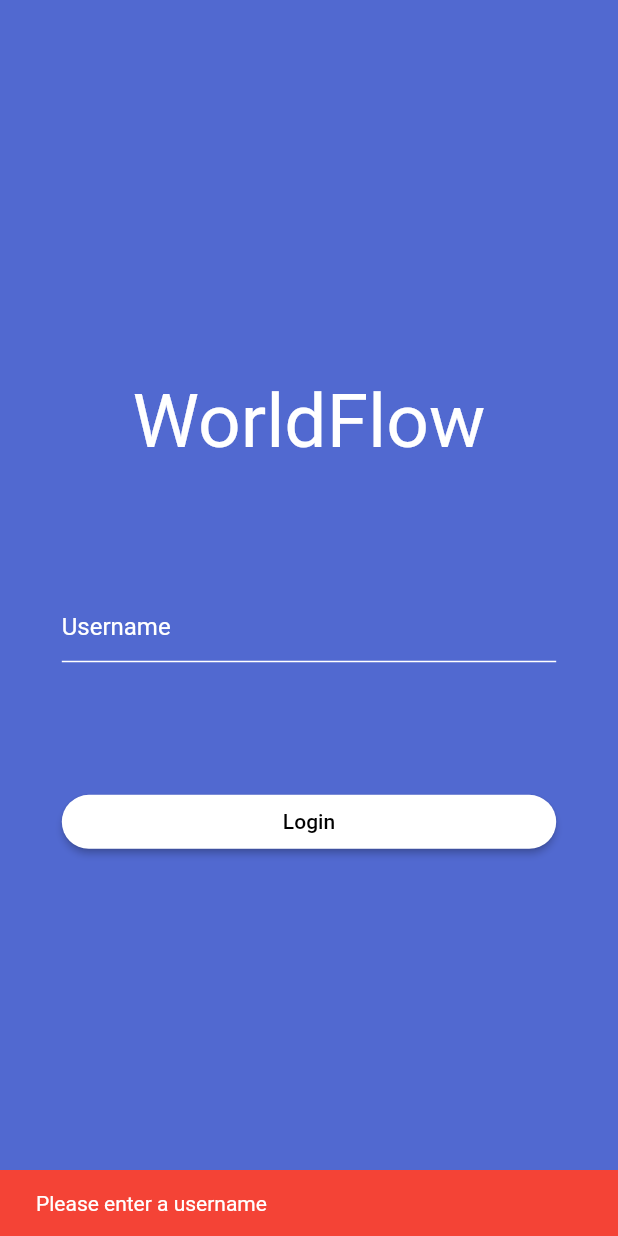
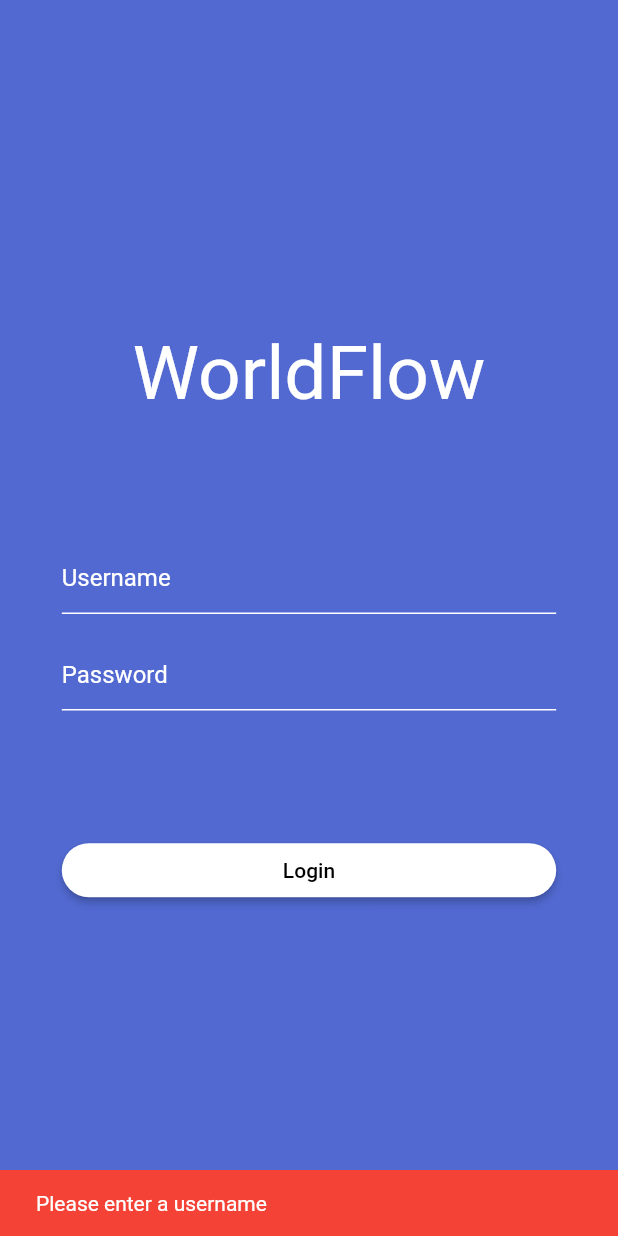
Before and after one commit to Ozgur-Ulusoy/NodeJS, a Flutter app: the screen it shows after launch, after a tap on "Login", on a phone screen of 412 x 824 dp. Run offline on Flutter 3.47's test engine with Material 2 defaults, Android fonts, the phone set to English and light mode, and no system bars; our stand-ins replace dio, local_auth.

Commit message:
internet manager init

```diff
--- /dev/null
+++ b/Frontend/worldflow/lib/Data/Models/user.dart
@@ -0,0 +1,19 @@
+class User {
+  String id;
+  String username;
+  String token;
+
+  User({
+    required this.id,
+    required this.username,
+    required this.token,
+  });
+
+  factory User.fromJson(Map<String, dynamic> json) {
+    return User(
+      id: json['_id'],
+      username: json['username'],
+      token: json['token'],
+    );
+  }
+}
--- /dev/null
+++ b/Frontend/worldflow/lib/InternetManager.dart
@@ -0,0 +1,52 @@
+import 'package:dio/dio.dart';
+import 'package:worldflow/Data/Models/user.dart';
+
+class InternetManager {
+  // make a singleton
+  static final InternetManager _instance = InternetManager._internal();
+  factory InternetManager() => _instance;
+  InternetManager._internal();
+  static final Dio dio = Dio();
+
+  static const String _baseUrl = 'http://10.0.2.2:3000/api/';
+  static const String _authUrl = '${_baseUrl}auth/';
+
+  static Future<User?> login(String username, String password) async {
+    String url = '${_authUrl}login';
+
+    try {
+      Response response = await dio.post(
+        url,
+        options: Options(
+          headers: {
+            'Content-Type': 'application/json',
+            'username': username,
+            'password': password,
+          },
+        ),
+      );
+      return User.fromJson(response.data['user']);
+    } catch (e) {
+      return null;
+    }
+  }
+
+  static Future<bool> logout(String token) async {
+    String url = '${_authUrl}logout';
+
+    try {
+      Response response = await dio.post(
+        url,
+        options: Options(
+          headers: {
+            'Content-Type': 'application/json',
+            'token': token,
+          },
+        ),
+      );
+      return response.data['success'];
+    } catch (e) {
+      return false;
+    }
+  }
+}
--- a/Frontend/worldflow/lib/Screens/loginPage.dart
+++ b/Frontend/worldflow/lib/Screens/loginPage.dart
@@ -1,6 +1,9 @@
 import 'package:flutter/material.dart';
 import 'package:local_auth/local_auth.dart';
 import 'package:worldflow/Data/screenUtil.dart';
+import 'package:worldflow/InternetManager.dart';
+
+import '../Data/Models/user.dart';
 
 class LoginPage extends StatefulWidget {
   const LoginPage({super.key});
@@ -11,6 +14,7 @@ class LoginPage extends StatefulWidget {
 
 class _LoginPageState extends State<LoginPage> {
   final TextEditingController _usernameController = TextEditingController();
+  final TextEditingController _passwordController = TextEditingController();
 
   // Auth
   final LocalAuthentication auth = LocalAuthentication();
@@ -59,6 +63,35 @@ class _LoginPageState extends State<LoginPage> {
                   ),
                 ),
               ),
+              SizedBox(height: ScreenUtil.height * 0.02),
+              // create a text field for password
+              SizedBox(
+                width: ScreenUtil.width * 0.8,
+                child: TextField(
+                  controller: _passwordController,
+                  obscureText: true,
+                  decoration: const InputDecoration(
+                    hintText: 'Password',
+                    hintStyle: TextStyle(
+                      color: Colors.white,
+                    ),
+                    enabledBorder: UnderlineInputBorder(
+                      borderSide: BorderSide(
+                        color: Colors.white,
+                      ),
+                    ),
+                    focusedBorder: UnderlineInputBorder(
+                      borderSide: BorderSide(
+                        color: Colors.white,
+                      ),
+                    ),
+                  ),
+                  style: const TextStyle(
+                    color: Colors.white,
+                  ),
+                ),
+              ),
+
               SizedBox(height: ScreenUtil.height * 0.1),
               // LOGIN BUTTON HERE
               SizedBox(
@@ -68,7 +101,8 @@ class _LoginPageState extends State<LoginPage> {
                     // final response = await BiometricStorage().canAuthenticate();
                     // print(response);
 
-                    // return;
+                    // login
+
                     if (_usernameController.text.isEmpty) {
                       ScaffoldMessenger.of(context)
                         ..removeCurrentSnackBar()
@@ -82,20 +116,66 @@ class _LoginPageState extends State<LoginPage> {
                         );
                       return;
                     }
+
+                    if (_passwordController.text.isEmpty) {
+                      ScaffoldMessenger.of(context)
+                        ..removeCurrentSnackBar()
+                        ..showSnackBar(
+                          const SnackBar(
+                            content: Text(
+                              'Please enter a password',
+                            ),
+                            backgroundColor: Colors.red,
+                          ),
+                        );
+                      return;
+                    }
+
+                    User? user = await InternetManager.login(
+                      _usernameController.text,
+                      _passwordController.text,
+                    );
+                    print(user);
+
+                    if (user == null) {
+                      ScaffoldMessenger.of(context)
+                        ..removeCurrentSnackBar()
+                        ..showSnackBar(
+                          const SnackBar(
+                            content: Text(
+                              'Invalid username or password',
+                            ),
+                            backgroundColor: Colors.red,
+                          ),
+                        );
+                      return;
+                    } else {
+                      ScaffoldMessenger.of(context)
+                        ..removeCurrentSnackBar()
+                        ..showSnackBar(
+                          const SnackBar(
+                            content: Text(
+                              'Login successful',
+                            ),
+                            backgroundColor: Colors.green,
+                          ),
+                        );
+                      print('${user.username} ${user.token} ${user.id}');
+                    }
+
+                    //
                     final bool canAuthenticateWithBiometrics =
                         await auth.canCheckBiometrics;
                     final bool canAuthenticate =
                         canAuthenticateWithBiometrics ||
                             await auth.isDeviceSupported();
-                    print(canAuthenticate);
+                    // print(canAuthenticate);
 
                     List<BiometricType> availableBiometrics =
                         await auth.getAvailableBiometrics();
-                    print(availableBiometrics);
+                    // print(availableBiometrics);
 
-                    for (var element in availableBiometrics) {}
-
-                    if (canAuthenticate) {
+                    if (canAuthenticate && availableBiometrics.isNotEmpty) {
                       final bool didAuthenticate = await auth.authenticate(
                           localizedReason: 'Please authenticate to login',
                           options: const AuthenticationOptions(
--- a/Frontend/worldflow/pubspec.yaml
+++ b/Frontend/worldflow/pubspec.yaml
@@ -37,6 +37,7 @@ dependencies:
   cupertino_icons: ^1.0.2
   local_auth: ^2.1.6
   biometric_storage: ^5.0.0
+  dio: ^5.2.1+1
 
 dev_dependencies:
   flutter_test:
```
Also changed, not shown: Frontend/worldflow/lib/Screens/homeScreen.dart (added), Frontend/worldflow/lib/Screens/profileScreen.dart (added), 3 other files.
